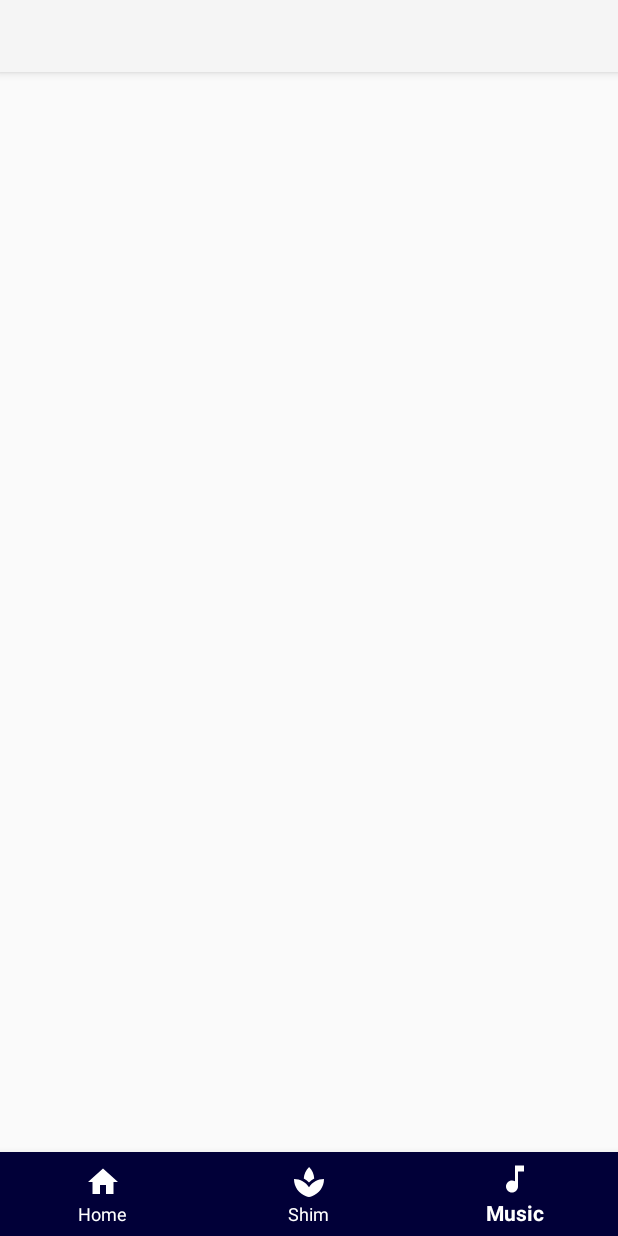
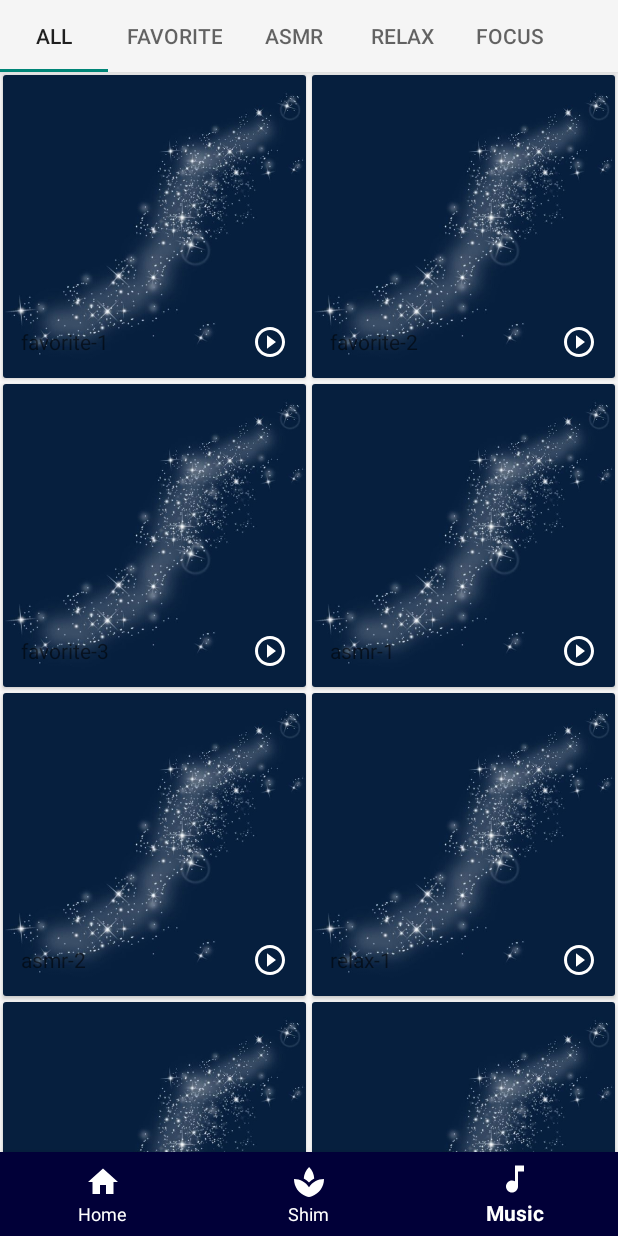
Before and after one commit to LieutenantKang/shim-kotlin, an Android app: the MainActivity screen opened directly, with no data from a screen before it, item 3 of the bottom bar chosen, on a phone screen of 412 x 824 dp. Run offline under Robolectric (Android 15) with nearby library versions, the phone set to English and light mode, and no system bars; our stand-ins replace Room's generated code; 1 statement that could not run was skipped.

Commit message:
Implement Music Tab RecyclerView

```diff
--- /dev/null
+++ b/app/src/main/java/co/shimm/app/data/model/MainModel.kt
@@ -0,0 +1,36 @@
+package co.shimm.app.data.model
+
+import android.content.Context
+import co.shimm.app.data.room.Music
+import co.shimm.app.data.room.MusicDao
+import co.shimm.app.data.room.ShimDao
+import co.shimm.app.data.room.ShimDatabase
+
+class MainModel(context: Context) {
+    private var database: ShimDatabase = ShimDatabase.getInstance(context)
+    private var shimDao: ShimDao
+    private var musicDao: MusicDao
+
+    init {
+        shimDao = database.shimDao
+        musicDao = database.musicDao
+    }
+
+    fun fetchData(){
+        var musicList = ArrayList<Music>()
+        musicList.add(Music(1, "favorite-1", "favorite"))
+        musicList.add(Music(2, "favorite-2", "favorite"))
+        musicList.add(Music(3, "favorite-3", "favorite"))
+        musicList.add(Music(4, "asmr-1", "asmr"))
+        musicList.add(Music(5, "asmr-2", "asmr"))
+        musicList.add(Music(6, "relax-1", "relax"))
+        musicList.add(Music(7, "relax-2", "relax"))
+        musicList.add(Music(8 , "relax-3", "relax"))
+        musicList.add(Music(9, "relax-4", "relax"))
+        musicList.add(Music(10, "focus-1", "focus"))
+        musicList.add(Music(10, "focus-2", "focus"))
+        musicList.add(Music(12,"focus-3", "focus"))
+
+        Thread { database.musicDao.insertAll(musicList)}.start()
+    }
+}
--- a/app/src/main/java/co/shimm/app/data/room/Music.kt
+++ b/app/src/main/java/co/shimm/app/data/room/Music.kt
@@ -4,9 +4,5 @@ import androidx.room.Entity
 import androidx.room.PrimaryKey
 
 @Entity
-class Music {
-    @PrimaryKey(autoGenerate = true)
-    var id: Int = 0
-    var title: String? = null
-    var thumbnailUrl : String? = null
+class Music(@PrimaryKey var id: Int?, var title: String?, var category: String?) {
 }
--- a/app/src/main/java/co/shimm/app/data/room/MusicDao.kt
+++ b/app/src/main/java/co/shimm/app/data/room/MusicDao.kt
@@ -10,6 +10,9 @@ interface MusicDao {
     @Query("SELECT * FROM music")
     fun getAll() : List<Music>
 
+    @Query("SELECT * FROM music WHERE category = (:category)")
+    fun findByCategory(category: String) : List<Music>
+
     @Insert(onConflict = OnConflictStrategy.REPLACE)
     fun insertAll(musicList : List<Music>)
 }
--- a/app/src/main/java/co/shimm/app/view/activity/login/LoginActivity.kt
+++ b/app/src/main/java/co/shimm/app/view/activity/login/LoginActivity.kt
@@ -4,6 +4,7 @@ import android.content.Intent
 import android.view.View
 import co.shimm.app.R
 import co.shimm.app.base.BaseActivity
+import co.shimm.app.view.activity.main.MainActivity
 import com.google.android.gms.auth.api.signin.GoogleSignIn
 import com.google.android.gms.auth.api.signin.GoogleSignInAccount
 import com.google.android.gms.tasks.Task
@@ -25,7 +26,9 @@ class LoginActivity : BaseActivity(), LoginContract.View, View.OnClickListener {
     override fun onClick(v: View) {
         when(v.id){
             R.id.login_login_button -> {
-                presenter!!.signIn()
+//                presenter!!.signIn()
+                val intent = Intent(this@LoginActivity, MainActivity::class.java)
+                startActivity(intent)
             }
         }
     }
--- a/app/src/main/java/co/shimm/app/view/activity/main/MainActivity.kt
+++ b/app/src/main/java/co/shimm/app/view/activity/main/MainActivity.kt
@@ -16,6 +16,8 @@ class MainActivity : BaseActivity(), MainContract.View, BottomNavigationView.OnN
     override fun initView() {
         presenter = MainPresenter(this@MainActivity, this)
         presenter.start()
+
+        presenter.fetchData()
 
         val bottomNavigationView = findViewById<View>(R.id.main_navigation_view) as BottomNavigationView
         val fragmentHome = HomeFragment()
--- a/app/src/main/java/co/shimm/app/view/activity/main/MainContract.kt
+++ b/app/src/main/java/co/shimm/app/view/activity/main/MainContract.kt
@@ -8,6 +8,6 @@ interface MainContract {
     }
 
     interface Presenter: BaseContract.BasePresenter{
-
+        fun fetchData()
     }
 }
--- a/app/src/main/java/co/shimm/app/view/activity/main/MainPresenter.kt
+++ b/app/src/main/java/co/shimm/app/view/activity/main/MainPresenter.kt
@@ -1,9 +1,16 @@
 package co.shimm.app.view.activity.main
 
 import android.content.Context
+import co.shimm.app.data.model.MainModel
 
 class MainPresenter(private val view: MainContract.View, private val context: Context): MainContract.Presenter {
+    private val mainModel: MainModel = MainModel(context)
+
     override fun start() {
         view.presenter = this
     }
+
+    override fun fetchData() {
+        mainModel.fetchData()
+    }
 }
--- a/app/src/main/java/co/shimm/app/view/fragment/music/MusicFragment.kt
+++ b/app/src/main/java/co/shimm/app/view/fragment/music/MusicFragment.kt
@@ -1,5 +1,6 @@
 package co.shimm.app.view.fragment.music
 
+import android.content.Context
 import android.os.AsyncTask
 import android.os.Bundle
 import android.view.LayoutInflater
@@ -8,11 +9,16 @@ import android.view.ViewGroup
 import android.widget.ImageButton
 import android.widget.TextView
 import androidx.fragment.app.Fragment
+import androidx.fragment.app.FragmentManager
+import androidx.fragment.app.FragmentPagerAdapter
 import androidx.recyclerview.widget.RecyclerView
-import androidx.swiperefreshlayout.widget.SwipeRefreshLayout
+import androidx.viewpager.widget.ViewPager
 import co.shimm.app.R
 import co.shimm.app.base.BaseFragment
 import co.shimm.app.data.room.Music
+import co.shimm.app.data.room.MusicDao
+import co.shimm.app.data.room.ShimDatabase
+import com.google.android.material.tabs.TabLayout
 import kotlinx.android.synthetic.main.card_music.view.*
 import java.util.*
 import kotlin.collections.ArrayList
@@ -21,28 +27,67 @@ class MusicFragment : BaseFragment(), MusicContract.View {
     override val layoutRes: Int
     get() = R.layout.fragment_music
 
-    override fun setView(view: View?, savedInstanceState: Bundle?, arguments: Bundle?) {
-
+    companion object{
+        private var recyclerViews = arrayOf<RecyclerView?>(null, null, null, null, null)
     }
 
     override lateinit var presenter: MusicContract.Presenter
-    var recyclerViews = arrayOf<RecyclerView?>(null, null, null, null, null)
+
+    override fun setView(view: View?, savedInstanceState: Bundle?, arguments: Bundle?) {
+        val pagerAdapter = PagerAdapter(childFragmentManager)
+        val pager : ViewPager? = view?.findViewById(R.id.music_pager)
+        pager?.adapter = pagerAdapter
+        val tabLayout : TabLayout? = view?.findViewById(R.id.music_tab)
+        tabLayout?.setupWithViewPager(pager)
+        tabLayout?.addOnTabSelectedListener(object : TabLayout.OnTabSelectedListener{
+            override fun onTabReselected(tab: TabLayout.Tab?) {}
+
+            override fun onTabUnselected(tab: TabLayout.Tab?) {}
+
+            override fun onTabSelected(tab: TabLayout.Tab?) {
+                val position : Int? = tab?.position
+                val recyclerView : RecyclerView? = recyclerViews[position!!]
+                Page.RecyclerViewUpdater(recyclerView?.adapter as Page.MusicAdapter).execute(context, position)
+            }
+        })
+    }
 
     override fun isViewActive(): Boolean = checkActive()
 
-    inner class Page : Fragment() {
+    class Page : Fragment() {
         override fun onCreateView(inflater: LayoutInflater, container: ViewGroup?, savedInstanceState: Bundle?): View? {
             return inflater.inflate(R.layout.fragment_music_page, container, false)
         }
 
         override fun onViewCreated(view: View, savedInstanceState: Bundle?) {
             val args: Bundle? = arguments
-            val position: Int = Objects.requireNonNull(args).getInt("position")
+            val position: Int? = Objects.requireNonNull(args)?.getInt("position")
             val recyclerViewAdapter = MusicAdapter()
             val recyclerView : RecyclerView = view.findViewById(R.id.music_recycler_view)
             recyclerView.adapter = recyclerViewAdapter
-            recyclerViews[position] = recyclerView
-            // fetch adapter.items & tabPosition
+
+            recyclerViews[position!!] = recyclerView
+            RecyclerViewUpdater(recyclerViewAdapter).execute(requireContext(), position)
+        }
+
+        class RecyclerViewUpdater(private val adapter : MusicAdapter): AsyncTask<Any, Void, Void>() {
+            override fun doInBackground(vararg params: Any): Void? {
+                val dao : MusicDao = ShimDatabase.getInstance(params[0] as Context).musicDao
+                val position = params[1] as Int
+                when (position){
+                    0 -> adapter.setItem(dao.getAll() as ArrayList<Music>)
+                    1 -> adapter.setItem(dao.findByCategory("favorite") as ArrayList<Music>)
+                    2 -> adapter.setItem(dao.findByCategory("asmr") as ArrayList<Music>)
+                    3 -> adapter.setItem(dao.findByCategory("relax") as ArrayList<Music>)
+                    4 -> adapter.setItem(dao.findByCategory("focus") as ArrayList<Music>)
+                }
+                adapter.setTabPosition(position)
+                return null
+            }
+
+            override fun onPostExecute(result: Void?) {
+                adapter.notifyDataSetChanged()
+            }
         }
 
         inner class MusicAdapter : RecyclerView.Adapter<MusicAdapter.ViewHolder>() {
@@ -64,12 +109,13 @@ class MusicFragment : BaseFragment(), MusicContract.View {
                 holder.musicPlayButton.setOnClickListener {
                     // Play the music
                 }
-
             }
 
             override fun getItemCount() = musicList.size
 
-            fun setItem(musicList : ArrayList<Music>) { this.musicList = musicList }
+            fun setItem(musicList : ArrayList<Music>) {
+                this.musicList = musicList
+            }
 
             fun setTabPosition(tabPosition : Int) { this.tabPosition = tabPosition }
 
@@ -78,6 +124,29 @@ class MusicFragment : BaseFragment(), MusicContract.View {
                 val musicPlayButton : ImageButton = view.card_music_play_button
             }
         }
+    }
 
+    inner class PagerAdapter(manager: FragmentManager) : FragmentPagerAdapter(manager, BEHAVIOR_RESUME_ONLY_CURRENT_FRAGMENT) {
+
+        override fun getItem(position: Int): Fragment {
+            val page: Fragment = Page()
+            val args = Bundle()
+            args.putInt("position", position)
+            page.arguments = args
+            return page
+        }
+
+        override fun getCount(): Int { return 5 }
+
+        override fun getPageTitle(position: Int): CharSequence? {
+            return when(position) {
+                0 -> "All"
+                1 -> "Favorite"
+                2 -> "ASMR"
+                3 -> "Relax"
+                4 -> "Focus"
+                else -> "Unknown"
+            }
+        }
     }
 }
```
Also changed, not shown: app/build.gradle (+9 -0 lines), app/src/main/res/layout/card_music.xml (+1 -28 lines).
